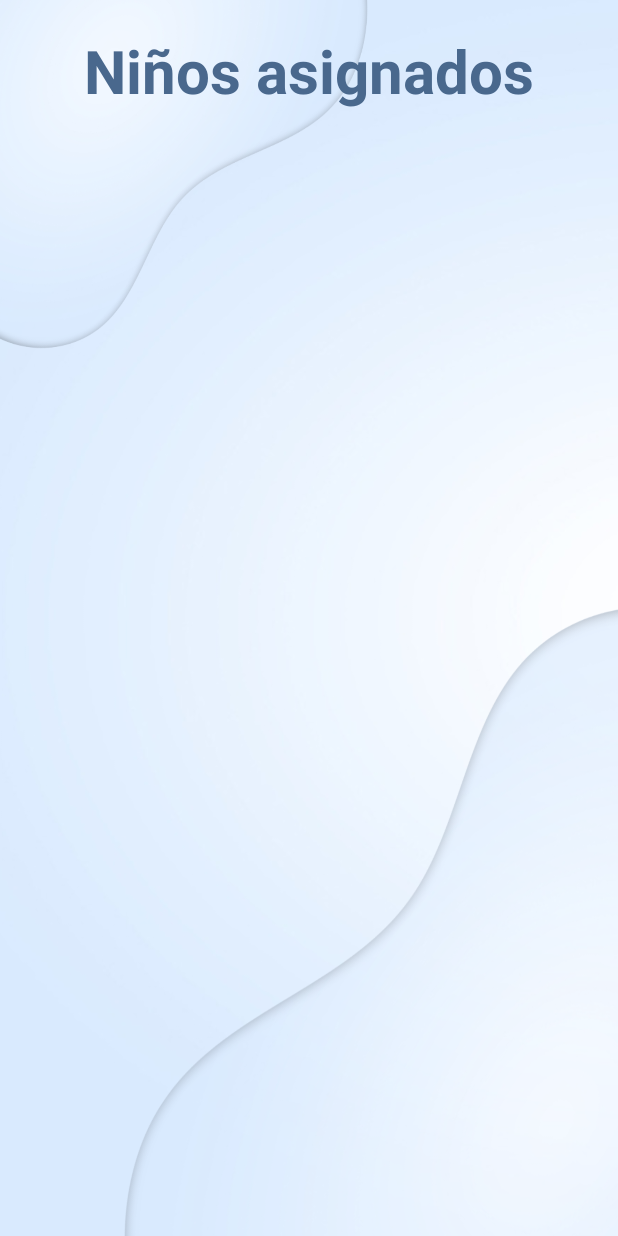
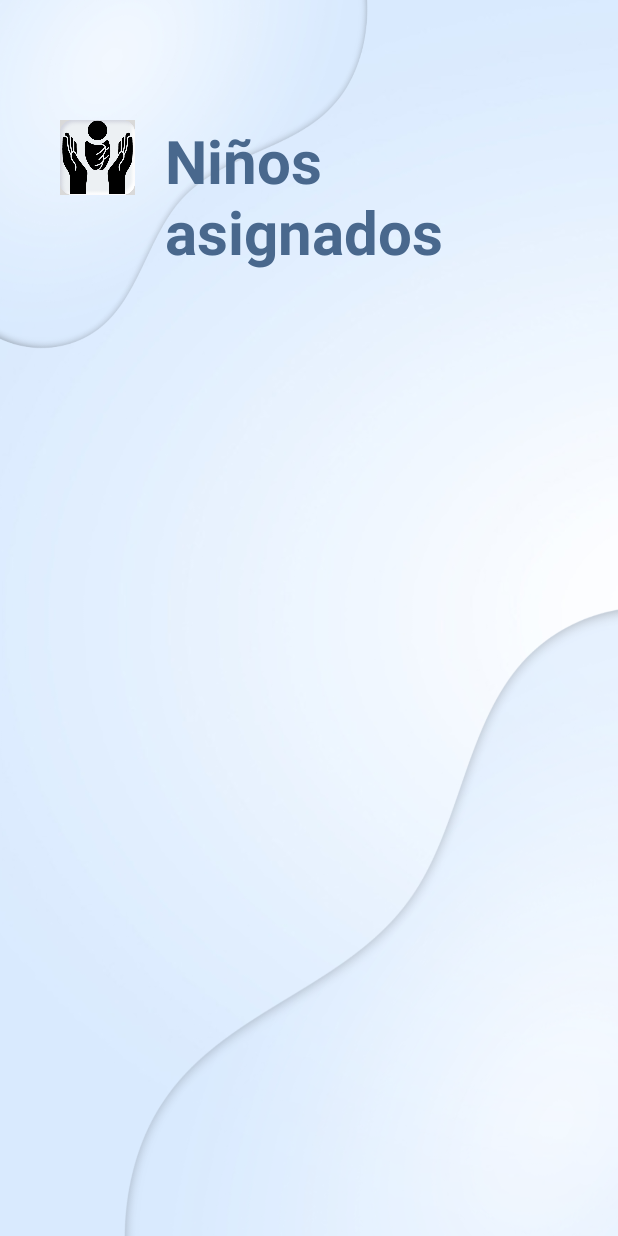
Before and after one commit to DiegoWitron234/KindersControl, an Android app: the AsignacionesTutor screen opened directly, with no data from a screen before it, on a phone screen of 412 x 824 dp. Run offline under Robolectric (Android 15) with nearby library versions, the light colour scheme and no system bars; our stand-ins replace Firebase (no records; nobody signed in at launch, a user with empty details on screens opened directly).

Commit message:
Version Beta 0.0.12: Activity AsignacionesTutor lista

```diff
--- a/app/src/main/java/com/miraimx/kinderscontrol/LeerQR_Activity.java
+++ b/app/src/main/java/com/miraimx/kinderscontrol/LeerQR_Activity.java
@@ -55,6 +55,8 @@ public class LeerQR_Activity extends AppCompatActivity {
     private final List<Usuario> alumnoLista = new ArrayList<>();
     //private RecyclerAdapter2 recyclerAdapterAlumnos;
     private ArrayAdapter listViewAdapter;
+
+    private ListView listViewAlumnos;
     private Button btnRegistrarEntrada;
 
     private int posAnteriorAlumno = -1;
@@ -71,6 +73,7 @@ public class LeerQR_Activity extends AppCompatActivity {
         txtDireccion = findViewById(R.id.txDireccionTutorQR);
         btnRegistrarEntrada = findViewById(R.id.registrarIn);
         btnRegistrarEntrada.setEnabled(false);
+
         btnRegistrarEntrada.setOnClickListener(new View.OnClickListener() {
             @Override
             public void onClick(View view) {
@@ -91,7 +94,7 @@ public class LeerQR_Activity extends AppCompatActivity {
             }
         });
 
-        ListView listViewAlumnos = findViewById(R.id.lsCheckAlumno);
+        listViewAlumnos = findViewById(R.id.lsCheckAlumno);
         listViewAdapter = new ListViewUsuarioAdapter(this, alumnoLista);
         listViewAlumnos.setAdapter(listViewAdapter);
         listViewAlumnos.setOnItemClickListener(new AdapterView.OnItemClickListener() {
@@ -257,6 +260,7 @@ public class LeerQR_Activity extends AppCompatActivity {
                 }
 
                 listViewAdapter.notifyDataSetChanged();
+
                 btnRegistrarEntrada.setEnabled(false);
                 dialog.dismiss();
             }
--- a/app/src/main/res/layout/activity_asignaciones_tutor.xml
+++ b/app/src/main/res/layout/activity_asignaciones_tutor.xml
@@ -6,18 +6,33 @@
     android:layout_height="match_parent"
     android:orientation="vertical"
     android:background="@drawable/fondokinder"
+    tools:context=".AsignacionesTutor">
+    <LinearLayout
+        android:layout_width="wrap_content"
+        android:layout_height="wrap_content"
+        android:layout_gravity="center"
+        android:layout_marginTop="50dp"
+        android:layout_marginHorizontal="20dp"
+        >
+        <ImageView
+            android:layout_width="50dp"
+            android:layout_height="50dp"
+            android:src="@drawable/logokinder"
+            android:layout_marginTop="30dp"
+            android:layout_marginHorizontal="20dp"
+            />
+        <TextView
+            android:text="Niños asignados"
+            android:textColor="@color/textColor"
+            style="@style/tvTitulos1"
+            android:layout_marginTop="30dp"
+            />
+    </LinearLayout>
 
-    tools:context=".AsignacionesTutor">
-    <TextView
-        android:text="Niños asignados"
-        android:textColor="@color/textColor"
-        style="@style/tvTitulos1"
-        android:layout_margin="20dp"
-        />
     <ListView
         android:id="@+id/lsAsignacionesTutor"
         android:layout_width="match_parent"
         android:layout_height="300dp"
-        android:layout_margin="20dp"
+        android:layout_marginHorizontal="20dp"
         />
 </LinearLayout>
--- a/app/src/main/res/layout/activity_leer_qr.xml
+++ b/app/src/main/res/layout/activity_leer_qr.xml
@@ -44,6 +44,7 @@
         android:layout_height="200dp"
         android:listSelector="#0f0"
         />
+
     <Button
         android:id="@+id/registrarIn"
         android:layout_width="wrap_content"
```
Also changed, not shown: app/src/main/java/com/miraimx/kinderscontrol/AsignacionesTutor.kt (+18 -64 lines), app/src/main/java/com/miraimx/kinderscontrol/ListViewdapter.kt (+6 -3 lines), app/src/main/java/com/miraimx/kinderscontrol/PanelUsuario.kt (+0 -29 lines), app/src/main/res/layout/activity_panel_admin.xml (+11 -4 lines), app/src/main/res/layout/list_item_accesodatos_layout.xml (+13 -10 lines).
